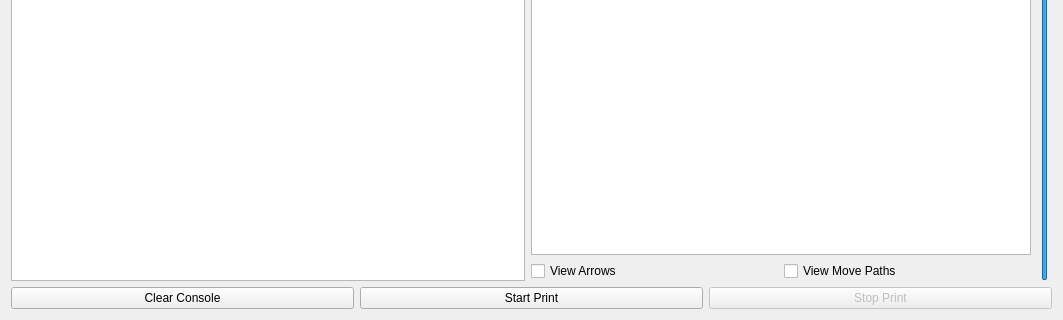
BYUCreateResearchLab/CREATE_LAB_Binder_Jet_Printer, file src/ui/lineprintwidget.ui: the form before one commit; both pictures show x 0 to 1063 and y 469 to 789 of the 1063 by 789 pixel window.
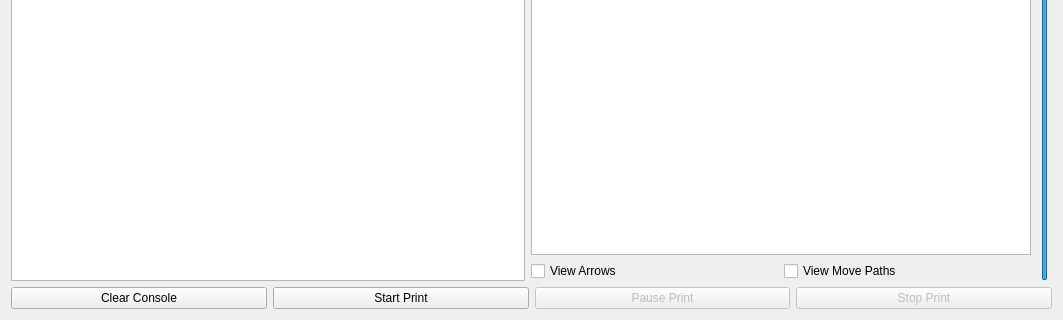
The form after the commit. Custom widgets are drawn as their Qt base class.

Commit message: Pause Line Print

What changed in the file:
```diff
--- a/src/ui/lineprintwidget.ui
+++ b/src/ui/lineprintwidget.ui
@@ -432,6 +432,16 @@
        </property>
       </widget>
      </item>
+     <item>
+      <widget class="QPushButton" name="pausePrintButton">
+       <property name="enabled">
+        <bool>false</bool>
+       </property>
+       <property name="text">
+        <string>Pause Print</string>
+       </property>
+      </widget>
+     </item>
      <item>
       <widget class="QPushButton" name="stopPrintButton">
        <property name="enabled">
```
The commit also changes 4 other files.
